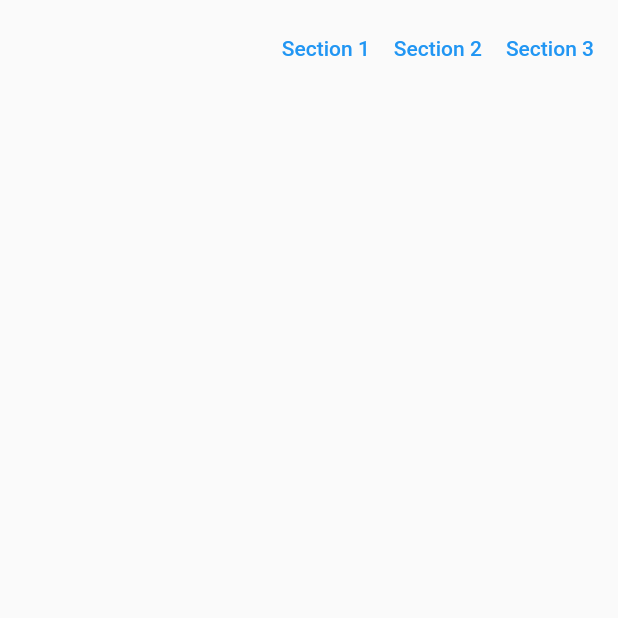
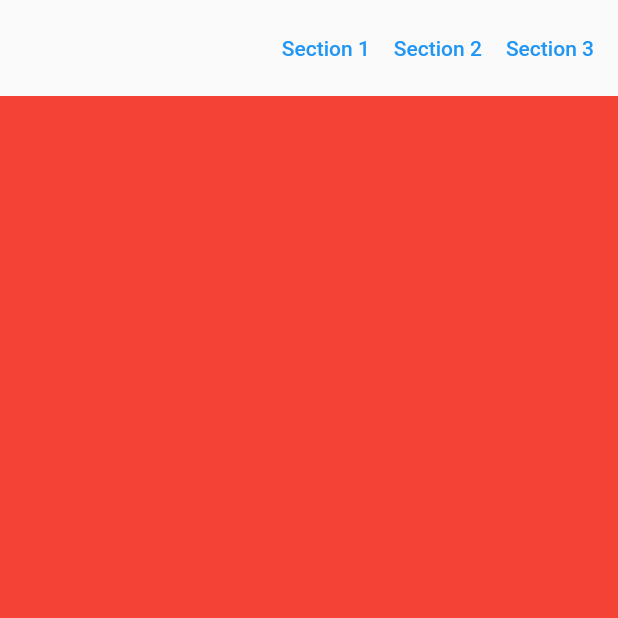
Before and after one commit to GuiGodooi/section_link, a Flutter app: the screen it shows after launch, on a phone screen of 412 x 824 dp, the top half of it. Run offline on Flutter 3.47's test engine with Material 2 defaults, Android fonts, the phone set to English and light mode, and no system bars.

Commit message:
adicionando as seções

```diff
--- a/lib/pages/home_page.dart
+++ b/lib/pages/home_page.dart
@@ -8,7 +8,26 @@ class HomePage extends StatelessWidget {
     return Scaffold(
       body: Column(
         children: [
-          _Menu(),
+          const _Menu(),
+          Expanded(
+            child: PageView(
+              scrollDirection: Axis.vertical,
+              children: [
+                Container(
+                  color: Colors.red,
+                  height: 500,
+                ),
+                Container(
+                  color: Colors.blueAccent,
+                  height: 500,
+                ),
+                Container(
+                  color: Colors.yellow,
+                  height: 500,
+                ),
+              ],
+            ),
+          ),
         ],
       ),
     );
```
